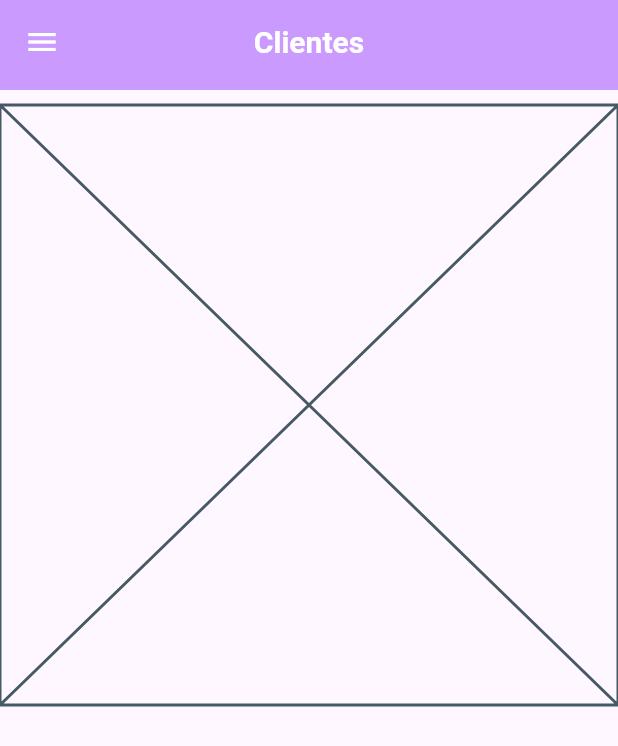
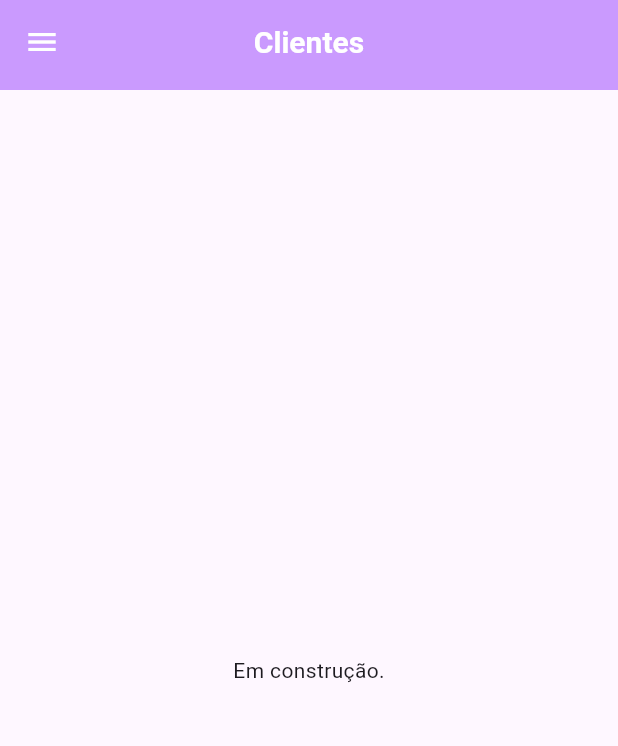
Before and after one commit to davifelipef/mirelle_kay, a Flutter app: the ClientsScreen screen opened by its route, on a phone screen of 412 x 824 dp. Shown: the top 746 px of the screen. Run offline on Flutter 3.47's test engine with Material 3 defaults, Android fonts, the phone set to English and light mode, and no system bars; our stand-ins replace dio, google_fonts, hive_flutter; accounts and stored records are empty.

Commit message:
feat: updated the clients, inventory and splash screens

```diff
--- a/lib/main.dart
+++ b/lib/main.dart
@@ -38,6 +38,7 @@ class MyApp extends StatelessWidget {
       ],
       debugShowCheckedModeBanner:
           false, //if set to false, disables the debug banner
+      // Ensure the splash screen is visible for at least 2 seconds
       home: const SplashScreen(),
       routes: {
         HomeScreen.routeName: (context) => const HomeScreen(),
--- a/lib/screens/clients_screen.dart
+++ b/lib/screens/clients_screen.dart
@@ -19,14 +19,15 @@ class _ClientsScreen extends State<ClientsScreen> {
 
   @override
   Widget build(BuildContext context) {
-    return Scaffold(
-      appBar: const AppBarDesign(),
-      drawer: const MyDrawer(),
+    return const Scaffold(
+      appBar: AppBarDesign(),
+      drawer: MyDrawer(),
       body: Column(
+        mainAxisAlignment: MainAxisAlignment.center,
         children: [
           Padding(
-            padding: const EdgeInsetsDirectional.only(top: 10.0),
-            child: Placeholder(),
+            padding: EdgeInsetsDirectional.only(top: 10.0),
+            child: Center(child: Text("Em construção.")),
           ),
           // TODO - Rest of the code
         ],
--- a/lib/screens/inventory_screen.dart
+++ b/lib/screens/inventory_screen.dart
@@ -23,10 +23,11 @@ class _InventoryScreen extends State<InventoryScreen> {
       appBar: AppBarDesign(),
       drawer: MyDrawer(),
       body: Column(
+        mainAxisAlignment: MainAxisAlignment.center,
         children: [
           Padding(
             padding: EdgeInsetsDirectional.only(top: 10.0),
-            child: Placeholder(),
+            child: Center(child: Text("Em construção.")),
           ),
           // TODO - Rest of the code
         ],
```
Also changed, not shown: lib/screens/splash_screen.dart (+1 -12 lines).
